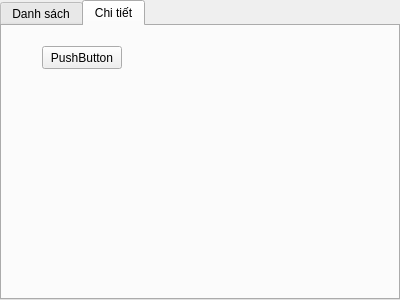
Old version of the form UIFastScoring/courseinfowidget.ui in the repository kidstuff/FastScoring.
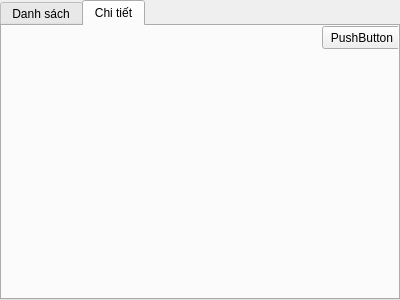
New version of the form.

Diff of the .ui file:
```diff
--- a/UIFastScoring/courseinfowidget.ui
+++ b/UIFastScoring/courseinfowidget.ui
@@ -46,8 +46,8 @@
    <widget class="QPushButton" name="btPrint">
     <property name="geometry">
      <rect>
-      <x>40</x>
-      <y>20</y>
+      <x>320</x>
+      <y>0</y>
       <width>80</width>
       <height>23</height>
      </rect>
```
